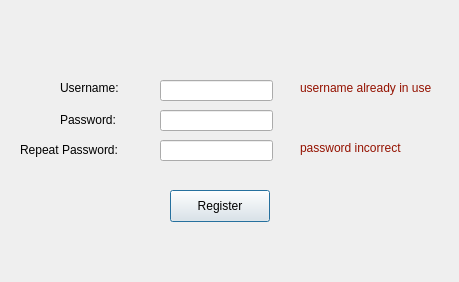
The window that FireboyWaterGirl/registerwindow.ui (yomnahisham/CSCE1101-03-CourseProject) describes before a commit, drawn with Qt 5.
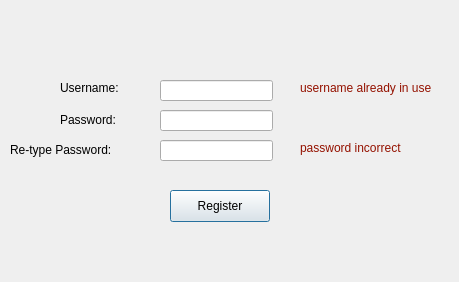
The same window after the commit.

Commit message: redesigning register window

```diff
--- a/FireboyWaterGirl/registerwindow.ui
+++ b/FireboyWaterGirl/registerwindow.ui
@@ -42,14 +42,14 @@
   <widget class="QLabel" name="repeatlabel">
    <property name="geometry">
     <rect>
-     <x>20</x>
+     <x>10</x>
      <y>140</y>
      <width>111</width>
      <height>20</height>
     </rect>
    </property>
    <property name="text">
-    <string>Repeat Password:</string>
+    <string>Re-type Password:</string>
    </property>
   </widget>
   <widget class="QPushButton" name="regButton">
```
The commit also changes 5 other files.
